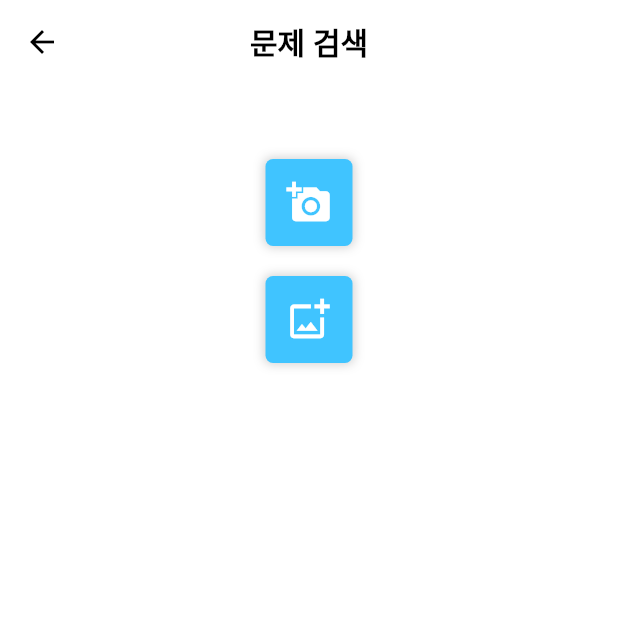
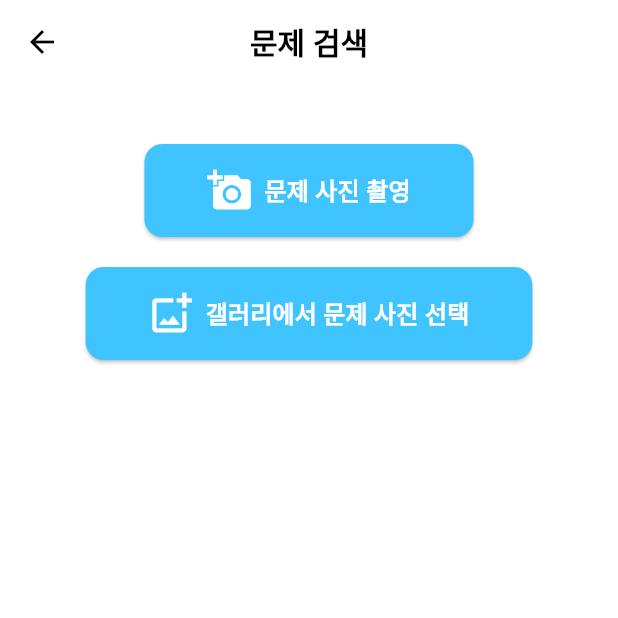
Before and after one commit to kxuvinn/AIab, a Flutter app: the ImageUploadScreen screen opened directly, on a phone screen of 412 x 824 dp, the top half of it. Run offline on Flutter 3.47's test engine with Material 3 defaults, Android fonts, the phone set to English and light mode, and no system bars; our stand-ins replace image_picker.

```diff
--- a/frontend/lib/screens/img_upload_screen.dart
+++ b/frontend/lib/screens/img_upload_screen.dart
@@ -54,53 +54,33 @@ class _ImageUploadScreenState extends State<ImageUploadScreen>{
             children: [
               const SizedBox(height: 40),
 
-                          // ✅ 카메라로 촬영하기 버튼
-            Container(
-              margin: const EdgeInsets.all(10),
-              padding: const EdgeInsets.all(5),
-              decoration: BoxDecoration(
-                color: Colors.lightBlueAccent,
-                borderRadius: BorderRadius.circular(5),
-                boxShadow: [
-                  BoxShadow(
-                    color: Colors.grey.withAlpha((255 * 0.5).toInt()),
-                    spreadRadius: 0.5,
-                    blurRadius: 5,
-                  )
-                ],
-              ),
-
-              child: IconButton(
+              // 문제 사진 촬영 버튼
+              ElevatedButton.icon(
                 onPressed: () async {
-                  final picked = await picker.pickImage(source: ImageSource.camera);
-                  if (picked != null) {
+                  final img = await picker.pickImage(source: ImageSource.camera);
+                  if (img != null) {
                     if (!mounted) return;
                     setState(() {
-                      images.add(picked);
+                      images.add(img);
                     });
-                    await uploadImage(picked); //서버로 사진 업로드
+                    await uploadImage(img); //서버로 사진 업로드
                   }
                 },
                 icon: const Icon(Icons.add_a_photo, size: 30, color: Colors.white),
+                label: const Text(
+                  '문제 사진 촬영',
+                  style: TextStyle(fontSize: 16, color: Colors.white),
+                ),
+                style: ElevatedButton.styleFrom(
+                  backgroundColor: Colors.lightBlueAccent,
+                  padding: const EdgeInsets.symmetric(horizontal: 42, vertical: 16),
+                  shape: RoundedRectangleBorder(borderRadius: BorderRadius.circular(12)),
+                ),
               ),
-            ),
+              const SizedBox(height: 20),
 
-            // ✅ 갤러리에서 이미지 선택 버튼
-            Container(
-              margin: const EdgeInsets.all(10),
-              padding: const EdgeInsets.all(5),
-              decoration: BoxDecoration(
-                color: Colors.lightBlueAccent,
-                borderRadius: BorderRadius.circular(5),
-                boxShadow: [
-                  BoxShadow(
-                    color: Colors.grey.withAlpha((255 * 0.5).toInt()),
-                    spreadRadius: 0.5,
-                    blurRadius: 5,
-                  )
-                ],
-              ),
-              child: IconButton(
+              // 갤러리에서 문제 사진 선택 버튼
+              ElevatedButton.icon(
                 onPressed: () async {
                   final pickedImages = await picker.pickMultiImage();
                   if (pickedImages.isNotEmpty) {
@@ -109,64 +89,21 @@ class _ImageUploadScreenState extends State<ImageUploadScreen>{
                       images.addAll(pickedImages);
                     });
                     for (var img in pickedImages) {
-                      await uploadImage(img); // ✅ 업로드 함수 호출
+                      await uploadImage(img); // 업로드 함수 호출
                     }
                   }
                 },
                 icon: const Icon(Icons.add_photo_alternate_outlined, size: 30, color: Colors.white),
+                label: const Text(
+                  '갤러리에서 문제 사진 선택',
+                  style: TextStyle(fontSize: 16, color: Colors.white),
+                ),
+                style: ElevatedButton.styleFrom(
+                  backgroundColor: Colors.lightBlueAccent,
+                  padding: const EdgeInsets.symmetric(horizontal: 42, vertical: 16),
+                  shape: RoundedRectangleBorder(borderRadius: BorderRadius.circular(12)),
+                ),
               ),
-            ),
-
-              // // 문제 사진 촬영 버튼
-              // ElevatedButton.icon(
-              //   onPressed: () async {
-              //     final img = await picker.pickImage(source: ImageSource.camera);
-              //     if (img != null) {
-              //       if (!mounted) return;
-              //       setState(() {
-              //         images.add(img);
-              //       });
-              //       await uploadImage(img); //서버로 사진 업로드
-              //     }
-              //   },
-              //   icon: const Icon(Icons.add_a_photo, size: 30, color: Colors.white),
-              //   label: const Text(
-              //     '문제 사진 촬영',
-              //     style: TextStyle(fontSize: 16, color: Colors.white),
-              //   ),
-              //   style: ElevatedButton.styleFrom(
-              //     backgroundColor: Colors.lightBlueAccent,
-              //     padding: const EdgeInsets.symmetric(horizontal: 42, vertical: 16),
-              //     shape: RoundedRectangleBorder(borderRadius: BorderRadius.circular(12)),
-              //   ),
-              // ),
-              // const SizedBox(height: 20),
-
-              // // 갤러리에서 문제 사진 선택 버튼
-              // ElevatedButton.icon(
-              //   onPressed: () async {
-              //     final pickedImages = await picker.pickMultiImage();
-              //     if (pickedImages.isNotEmpty) {
-              //       if (!mounted) return;
-              //       setState(() {
-              //         images.addAll(pickedImages);
-              //       });
-              //       for (var img in pickedImages) {
-              //         await uploadImage(img); // 업로드 함수 호출
-              //       }
-              //     }
-              //   },
-              //   icon: const Icon(Icons.add_photo_alternate_outlined, size: 30, color: Colors.white),
-              //   label: const Text(
-              //     '갤러리에서 문제 사진 선택',
-              //     style: TextStyle(fontSize: 16, color: Colors.white),
-              //   ),
-              //   style: ElevatedButton.styleFrom(
-              //     backgroundColor: Colors.lightBlueAccent,
-              //     padding: const EdgeInsets.symmetric(horizontal: 42, vertical: 16),
-              //     shape: RoundedRectangleBorder(borderRadius: BorderRadius.circular(12)),
-              //   ),
-              // ),
 
             ],
           ),
```
Also changed, not shown: 1 other file.
